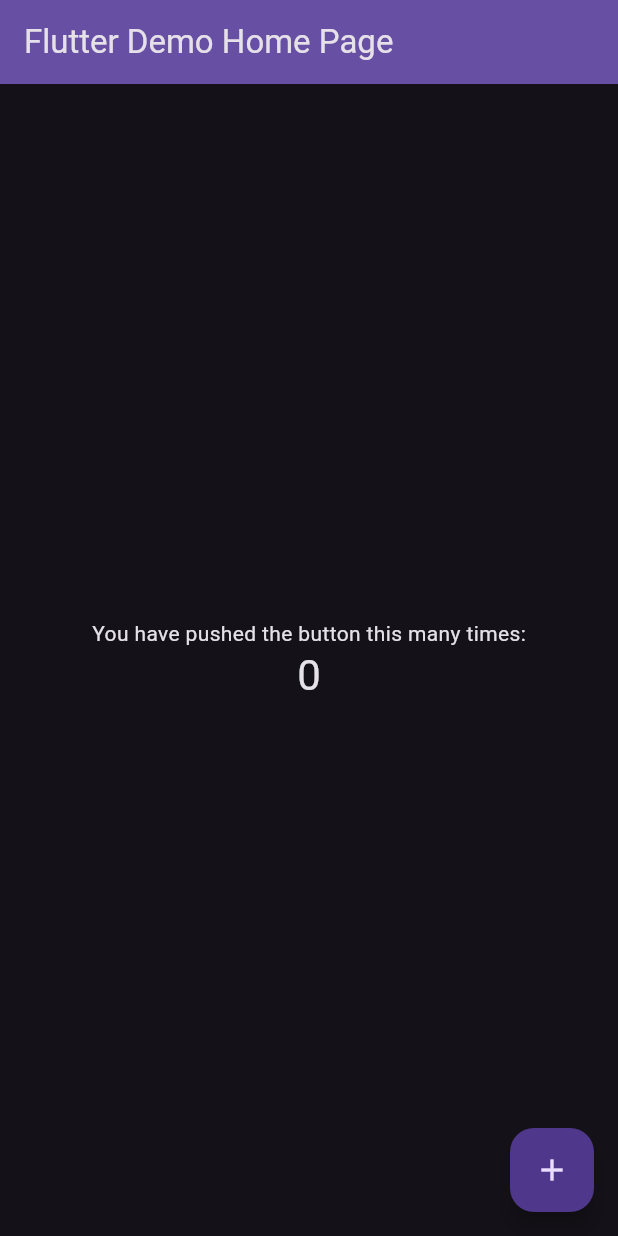
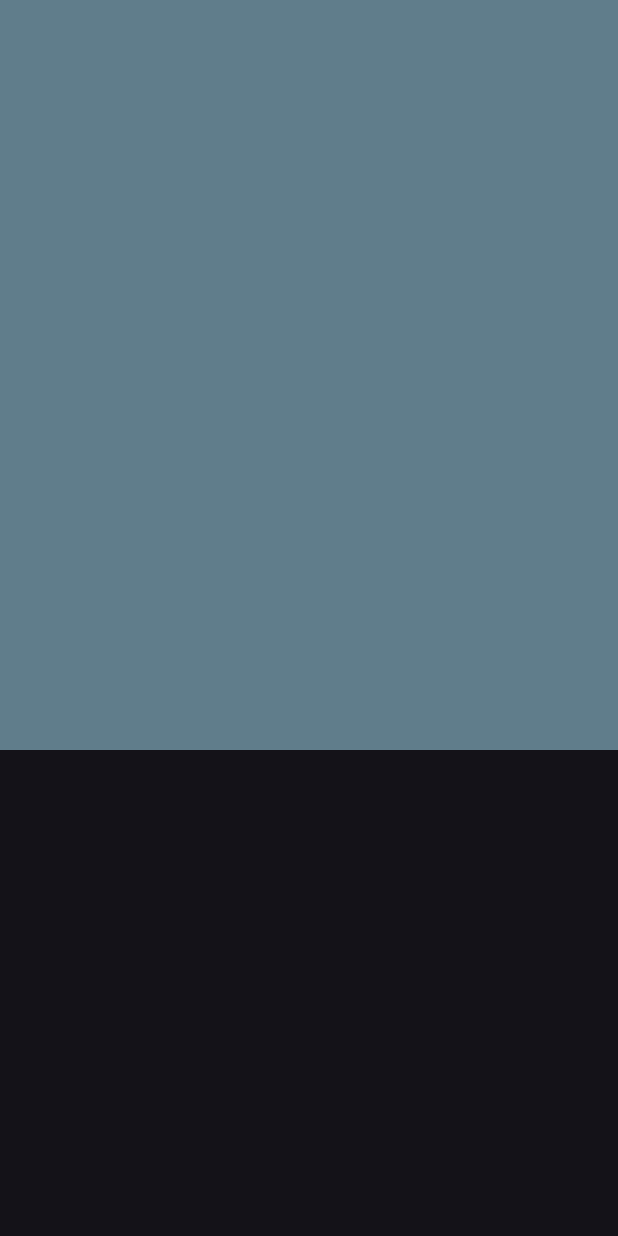
Before and after one commit to ALi-Maher-Mohamed/my-portfolio, a Flutter app: the screen it shows after launch, on a phone screen of 412 x 824 dp. Run offline on Flutter 3.47's test engine with Material 3 defaults, Android fonts, the phone set to English and light mode, and no system bars.

Commit message:
add colors file

```diff
--- /dev/null
+++ b/lib/constant/colors.dart
@@ -0,0 +1,7 @@
+import 'package:flutter/material.dart';
+
+class CustomColors {
+  static const Color scaffold = Color(0xFF252731);
+  static const Color bgLight = Color(0xff333646);
+  static const Color bgLigh2 = Color(0xff424657);
+}
--- a/lib/main.dart
+++ b/lib/main.dart
@@ -1,4 +1,5 @@
 import 'package:flutter/material.dart';
+import 'package:my_portfolio/views/home_view.dart';
 
 void main() {
   runApp(const MyApp());
@@ -11,97 +12,10 @@ class MyApp extends StatelessWidget {
   @override
   Widget build(BuildContext context) {
     return MaterialApp(
+      debugShowCheckedModeBanner: false,
       title: 'Ali Maher',
       theme: ThemeData.dark(),
-      home: const MyHomePage(title: 'Flutter Demo Home Page'),
+      home: const HomeView(),
     );
   }
 }
-
-class MyHomePage extends StatefulWidget {
-  const MyHomePage({super.key, required this.title});
-
-  // This widget is the home page of your application. It is stateful, meaning
-  // that it has a State object (defined below) that contains fields that affect
-  // how it looks.
-
-  // This class is the configuration for the state. It holds the values (in this
-  // case the title) provided by the parent (in this case the App widget) and
-  // used by the build method of the State. Fields in a Widget subclass are
-  // always marked "final".
-
-  final String title;
-
-  @override
-  State<MyHomePage> createState() => _MyHomePageState();
-}
-
-class _MyHomePageState extends State<MyHomePage> {
-  int _counter = 0;
-
-  void _incrementCounter() {
-    setState(() {
-      // This call to setState tells the Flutter framework that something has
-      // changed in this State, which causes it to rerun the build method below
-      // so that the display can reflect the updated values. If we changed
-      // _counter without calling setState(), then the build method would not be
-      // called again, and so nothing would appear to happen.
-      _counter++;
-    });
-  }
-
-  @override
-  Widget build(BuildContext context) {
-    // This method is rerun every time setState is called, for instance as done
-    // by the _incrementCounter method above.
-    //
-    // The Flutter framework has been optimized to make rerunning build methods
-    // fast, so that you can just rebuild anything that needs updating rather
-    // than having to individually change instances of widgets.
-    return Scaffold(
-      appBar: AppBar(
-        // TRY THIS: Try changing the color here to a specific color (to
-        // Colors.amber, perhaps?) and trigger a hot reload to see the AppBar
-        // change color while the other colors stay the same.
-        backgroundColor: Theme.of(context).colorScheme.inversePrimary,
-        // Here we take the value from the MyHomePage object that was created by
-        // the App.build method, and use it to set our appbar title.
-        title: Text(widget.title),
-      ),
-      body: Center(
-        // Center is a layout widget. It takes a single child and positions it
-        // in the middle of the parent.
-        child: Column(
-          // Column is also a layout widget. It takes a list of children and
-          // arranges them vertically. By default, it sizes itself to fit its
-          // children horizontally, and tries to be as tall as its parent.
-          //
-          // Column has various properties to control how it sizes itself and
-          // how it positions its children. Here we use mainAxisAlignment to
-          // center the children vertically; the main axis here is the vertical
-          // axis because Columns are vertical (the cross axis would be
-          // horizontal).
-          //
-          // TRY THIS: Invoke "debug painting" (choose the "Toggle Debug Paint"
-          // action in the IDE, or press "p" in the console), to see the
-          // wireframe for each widget.
-          mainAxisAlignment: MainAxisAlignment.center,
-          children: <Widget>[
-            const Text(
-              'You have pushed the button this many times:',
-            ),
-            Text(
-              '$_counter',
-              style: Theme.of(context).textTheme.headlineMedium,
-            ),
-          ],
-        ),
-      ),
-      floatingActionButton: FloatingActionButton(
-        onPressed: _incrementCounter,
-        tooltip: 'Increment',
-        child: const Icon(Icons.add),
-      ), // This trailing comma makes auto-formatting nicer for build methods.
-    );
-  }
-}
--- a/lib/views/home_view.dart
+++ b/lib/views/home_view.dart
@@ -0,0 +1,44 @@
+import 'package:flutter/material.dart';
+
+class HomeView extends StatefulWidget {
+  const HomeView({super.key});
+
+  @override
+  State<HomeView> createState() => _HomeViewState();
+}
+
+class _HomeViewState extends State<HomeView> {
+  @override
+  Widget build(BuildContext context) {
+    return Scaffold(
+        body: ListView(
+      children: [
+        //main
+        Container(
+          height: 500,
+          width: double.infinity,
+          decoration: BoxDecoration(color: Colors.blueGrey),
+        ),
+
+        //about
+        Container(
+          height: 500,
+          width: double.infinity,
+          // decoration: BoxDecoration(color: Colors.blueGrey),
+        ),
+        //project
+        Container(
+          height: 500,
+          width: double.infinity,
+          decoration: BoxDecoration(color: Colors.blueGrey),
+        ),
+        //skills
+        Container(
+          height: 500,
+          width: double.infinity,
+          // decoration: BoxDecoration(color: Colors.blueGrey),
+        ),
+      ],
+    ));
+  }
+}
```
